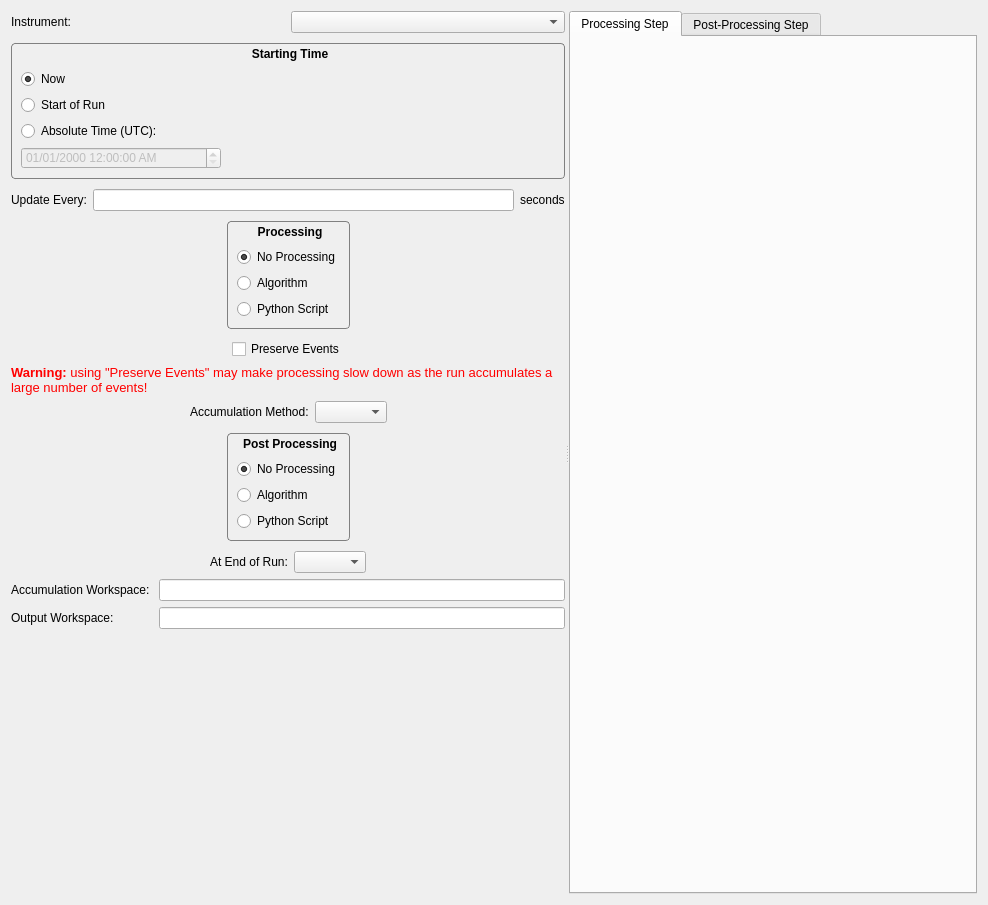
mantidproject/mantid, file Code/Mantid/MantidQt/CustomDialogs/inc/MantidQtCustomDialogs/StartLiveDataDialog.ui: the form before one commit.
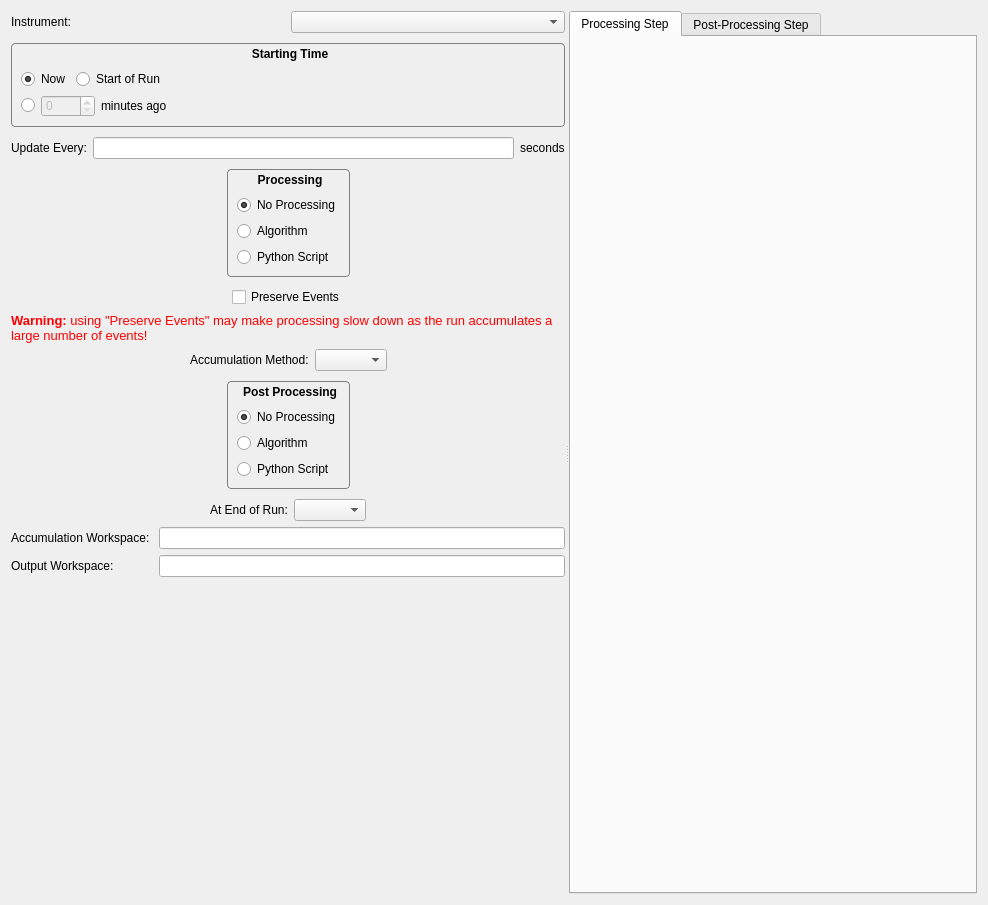
The form after the commit. Custom widgets are drawn as their Qt base class.

Commit message:
Re #6806. Update start time option to "N minutes ago".
This replaces having to give an absolute time in UTC (though that's still
the format used by the underlying algorithm).
This is more user-friendly and compact, though I'd expect this to be an
extremely rarely-used option in any case.

The edit to the form file:
```diff
--- a/Code/Mantid/MantidQt/CustomDialogs/inc/MantidQtCustomDialogs/StartLiveDataDialog.ui
+++ b/Code/Mantid/MantidQt/CustomDialogs/inc/MantidQtCustomDialogs/StartLiveDataDialog.ui
@@ -53,7 +53,7 @@
          </property>
          <layout class="QVBoxLayout" name="verticalLayout_4">
           <item>
-           <layout class="QHBoxLayout" name="horizontalLayout_10">
+           <layout class="QHBoxLayout" name="horizontalLayout">
             <item>
              <widget class="QRadioButton" name="radNow">
               <property name="toolTip">
@@ -68,23 +68,6 @@
              </widget>
             </item>
             <item>
-             <spacer name="horizontalSpacer_14">
-              <property name="orientation">
-               <enum>Qt::Horizontal</enum>
-              </property>
-              <property name="sizeHint" stdset="0">
-               <size>
-                <width>40</width>
-                <height>20</height>
-               </size>
-              </property>
-             </spacer>
-            </item>
-           </layout>
-          </item>
-          <item>
-           <layout class="QHBoxLayout" name="horizontalLayout">
-            <item>
              <widget class="QRadioButton" name="radStartOfRun">
               <property name="toolTip">
                <string>Start processing data from the beginning of the current run</string>
@@ -113,52 +96,45 @@
            <layout class="QHBoxLayout" name="horizontalLayout_4">
             <item>
              <widget class="QRadioButton" name="radAbsoluteTime">
+              <property name="maximumSize">
+               <size>
+                <width>15</width>
+                <height>16777215</height>
+               </size>
+              </property>
               <property name="toolTip">
                <string>Start collecting data from a specific time:</string>
               </property>
               <property name="text">
-               <string>Absolute Time (UTC):</string>
+               <string/>
               </property>
              </widget>
             </item>
             <item>
-             <spacer name="horizontalSpacer_2">
-              <property name="orientation">
-               <enum>Qt::Horizontal</enum>
-              </property>
-              <property name="sizeHint" stdset="0">
-               <size>
-                <width>40</width>
-                <height>20</height>
-               </size>
-              </property>
-             </spacer>
-            </item>
-           </layout>
-          </item>
-          <item>
-           <layout class="QHBoxLayout" name="horizontalLayout_2">
-            <item>
-             <widget class="QDateTimeEdit" name="dateTimeEdit">
+             <widget class="QSpinBox" name="dateTimeEdit">
               <property name="enabled">
                <bool>false</bool>
               </property>
               <property name="minimumSize">
                <size>
-                <width>200</width>
+                <width>0</width>
                 <height>0</height>
                </size>
               </property>
-              <property name="displayFormat">
-               <string>MM/dd/yyyy hh:mm:ss AP</string>
+              <property name="maximum">
+               <number>9999</number>
               </property>
-              <property name="timeSpec">
-               <enum>Qt::UTC</enum>
+             </widget>
+            </item>
+            <item>
+             <widget class="QLabel" name="minutes">
+              <property name="text">
+               <string>minutes ago</string>
               </property>
              </widget>
             </item>
             <item>
-             <spacer name="horizontalSpacer_13">
+             <spacer name="horizontalSpacer_2">
               <property name="orientation">
                <enum>Qt::Horizontal</enum>
               </property>
```
The commit also changes 2 other files.
